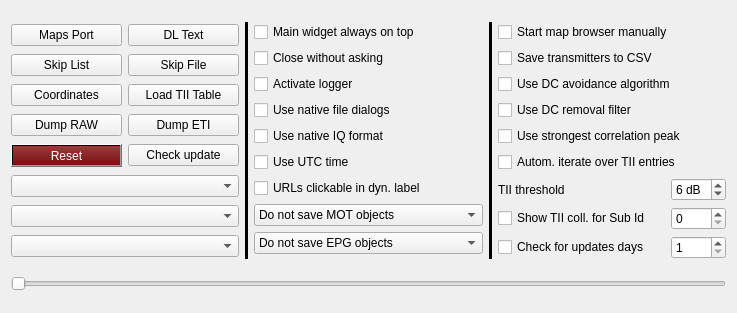
Old version of the form forms/configuration.ui in the repository tomneda/DABstar.
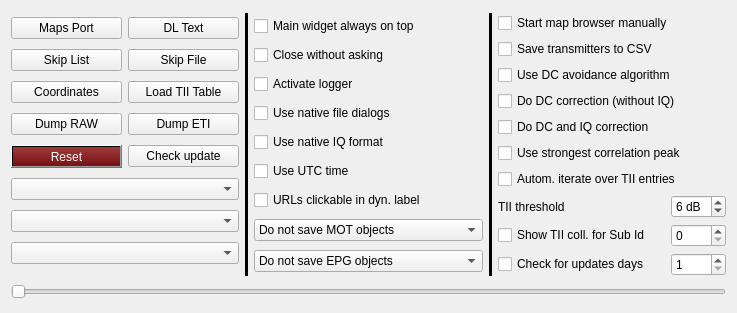
New version of the form.

Commit message:
Update UI texts for DC and IQ correction options
Refine tooltips and labels in configuration UI to improve clarity on DC and IQ correction functionalities.

Diff of the .ui file:
```diff
--- a/forms/configuration.ui
+++ b/forms/configuration.ui
@@ -354,7 +354,17 @@
           <string>&lt;html&gt;&lt;head/&gt;&lt;body&gt;&lt;p&gt;&lt;span style=&quot; font-weight:600;&quot;&gt;DC removal filter&lt;/span&gt;&lt;/p&gt;&lt;p&gt;This removes the possible remaining DC from the input signal. &lt;/p&gt;&lt;p&gt;Together with the &lt;span style=&quot; font-style:italic;&quot;&gt;DC Avoidance Algrithm&lt;/span&gt; this should be of an advantage. But with not all situations and devices this will work well.&lt;/p&gt;&lt;p&gt;You would see the DC on the &amp;quot;needle&amp;quot; in the spectrum view (upper right corner).&lt;/p&gt;&lt;/body&gt;&lt;/html&gt;</string>
          </property>
          <property name="text">
-          <string>Use DC removal filter</string>
+          <string>Do DC correction (without IQ)</string>
+         </property>
+        </widget>
+       </item>
+       <item>
+        <widget class="QCheckBox" name="cbDoDcAndIqCorr">
+         <property name="toolTip">
+          <string>&lt;html&gt;&lt;head/&gt;&lt;body&gt;&lt;p&gt;&lt;span style=&quot; font-weight:600;&quot;&gt;Do DC and IQ correction&lt;/span&gt;&lt;/p&gt;&lt;p&gt;For the DC correction see the button above. &lt;br/&gt;This must be implicitly done with the IQ misalignment correction.&lt;/p&gt;&lt;p&gt;This removes also a possible IQ misalignment from the input signal. &lt;/p&gt;&lt;p&gt;This is quite seldom a problem with certain devices and take some CPU power.&lt;/p&gt;&lt;/body&gt;&lt;/html&gt;</string>
+         </property>
+         <property name="text">
+          <string>Do DC and IQ correction</string>
          </property>
         </widget>
        </item>
```
Left out of the diff: 10 changed lines with no effect on the pictures.
